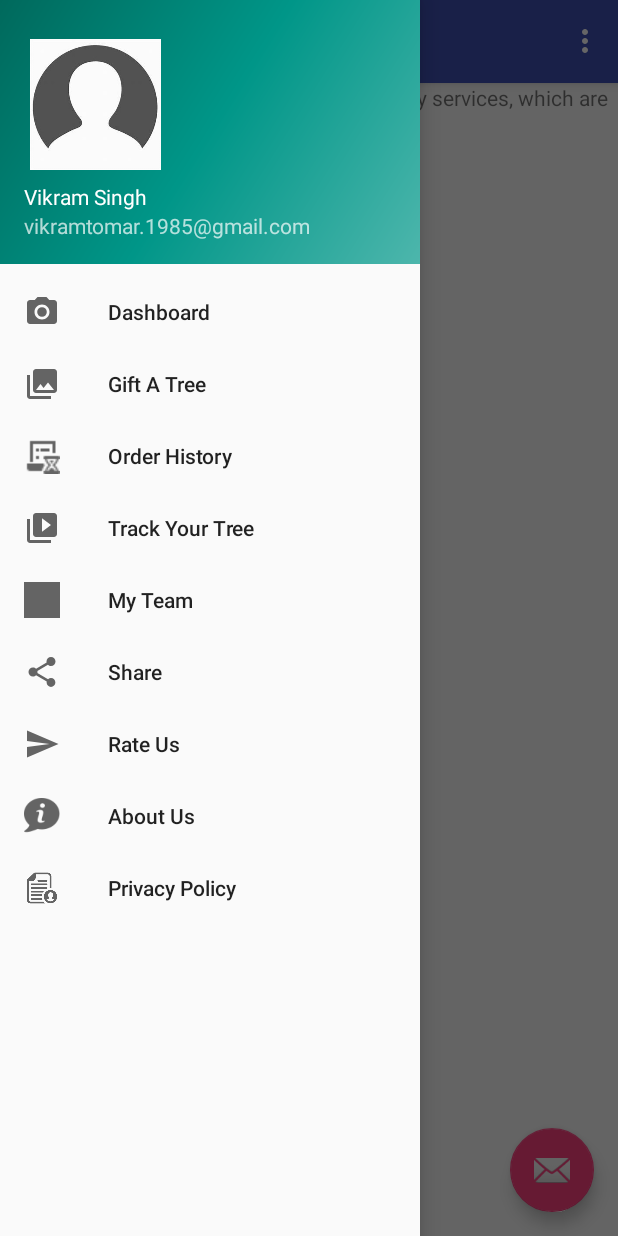
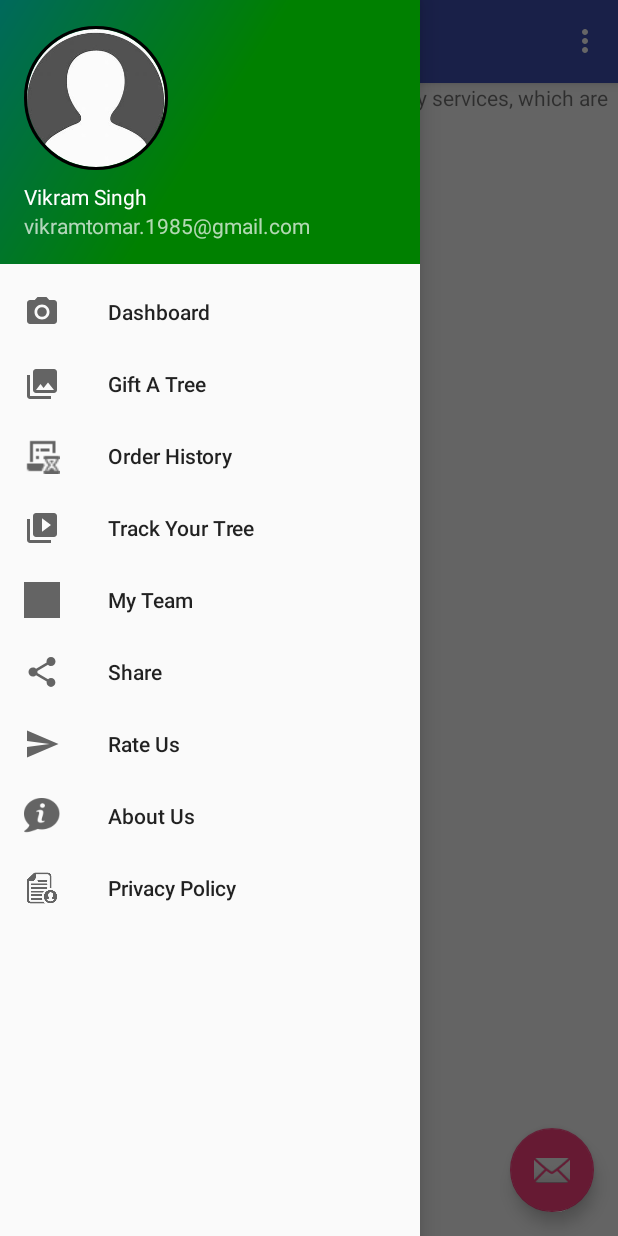
Before and after one commit to iamrahulyadav/TreeShakha, an Android app: the screen it shows after launch (MainActivity), with the side drawer open, on a phone screen of 412 x 824 dp. Run offline under Robolectric (Android 15) with nearby library versions, the phone set to English and light mode, and no system bars; our stand-ins replace CircleImageView; Roboto replaces fonts that are not available here.

Commit message:
updation is continue

```diff
--- a/app/build.gradle
+++ b/app/build.gradle
@@ -38,6 +38,7 @@
     implementation 'com.google.firebase:firebase-core:16.0.3'
     implementation 'com.google.android.gms:play-services-auth:16.0.0'
     implementation 'com.android.volley:volley:1.1.0'
+    implementation 'de.hdodenhof:circleimageview:2.2.0'
     //implementation 'com.android.support:cardview-v7:28.0.0-rc02'
     implementation 'com.google.code.gson:gson:2.2.4'
 }
--- a/app/src/main/res/drawable/side_nav_bar.xml
+++ b/app/src/main/res/drawable/side_nav_bar.xml
@@ -2,8 +2,8 @@
     android:shape="rectangle">
     <gradient
         android:angle="135"
-        android:centerColor="#009688"
+        android:centerColor="@color/green"
         android:endColor="#00695C"
-        android:startColor="#4DB6AC"
+        android:startColor="@color/green"
         android:type="linear" />
 </shape>
--- a/app/src/main/res/layout/nav_header_main.xml
+++ b/app/src/main/res/layout/nav_header_main.xml
@@ -13,13 +13,15 @@
     android:orientation="vertical"
     android:gravity="bottom">
 
-    <ImageView
-        android:layout_width="95dp"
-        android:layout_height="95dp"
-        android:paddingTop="@dimen/nav_header_vertical_spacing"
-        app:srcCompat="@drawable/profile"
-        android:contentDescription="@string/nav_header_desc"
-        android:id="@+id/imageView" />
+
+    <de.hdodenhof.circleimageview.CircleImageView
+        xmlns:app="http://schemas.android.com/apk/res-auto"
+        android:id="@+id/imageView"
+        android:layout_width="96dp"
+        android:layout_height="96dp"
+        android:src="@drawable/profile"
+        app:civ_border_width="2dp"
+        app:civ_border_color="#FF000000"/>
 
     <TextView
         android:layout_width="match_parent"
```
